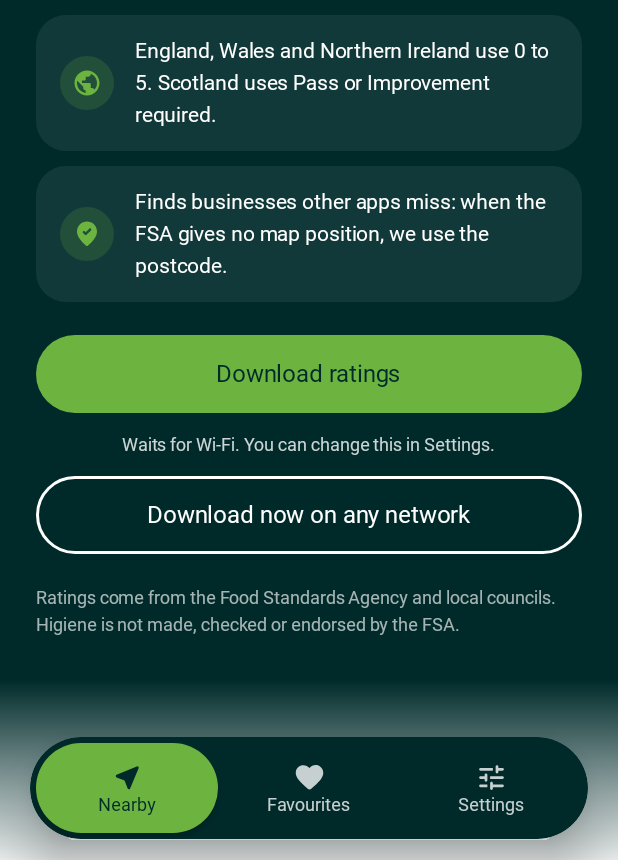
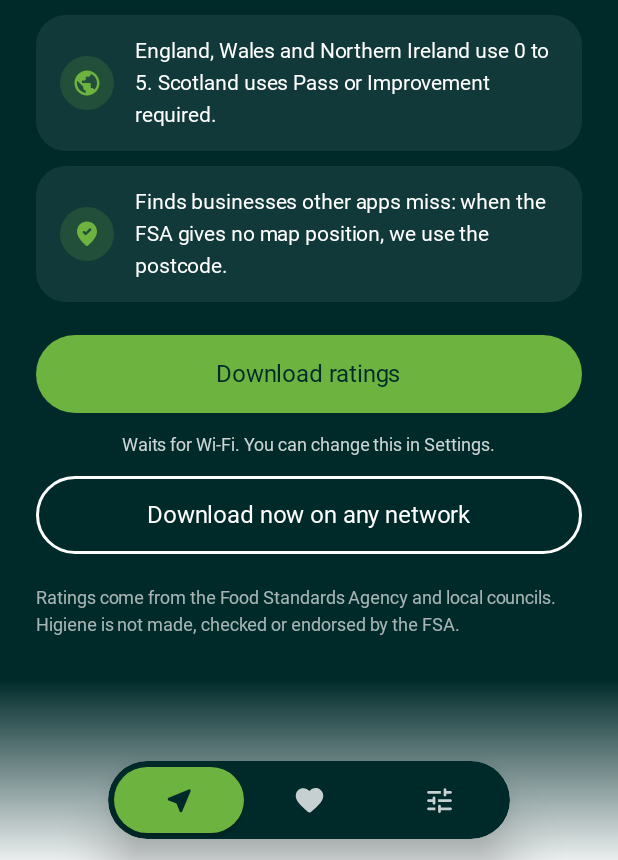
Before and after one commit to Sammeeeeeeee/Higiene, an Android app built with Jetpack Compose: the screen it shows after launch (MainActivity), scrolled down 204 dp, on a phone screen of 412 x 824 dp, the part 376-1236 px from its top. Run offline under Robolectric (Android 15) with nearby library versions, the phone set to English and light mode, and no system bars; libraries missing offline, so code that uses them is left out: coil3.svg; pictures from the network do not load; Roboto replaces fonts that are not available here; 2 statements that could not run were skipped.

Commit message:
v0.4: taps during animations, instant pages, pull to refresh, tuck-away bar
- Taps during animations: back works as soon as a page starts opening
  (it waited for the open animation to finish); page transitions are
  short tweens (260 ms) instead of springs with long tails, so the
  screens let go of touches as soon as they look done; a page that is
  leaving swallows taps instead of pressing buttons that are fading out.
- First tap on a business: the page draws its header, rating and logo at
  once from the list just shown, while the full record loads; reveal
  animations are quicker; a baseline profile asks Android to compile the
  app's code ahead of time.
- Pull to refresh checks the FSA for new ratings (and finds your position
  again when the list follows it). The spinner shows for that pull only;
  on mobile data with Wi-Fi-only set, it says it is waiting for Wi-Fi
  and offers mobile data.
- Scrolling down tucks the navigation pill into a smaller, icon-only one;
  scrolling up brings it back.
- Google card: no "On Google" heading; Google's required "Google Maps"
  credit is a small line at the end. Photo and data credits are smaller.
- Version 0.4.

Co-Authored-By: Claude Opus 5.5 <noreply@anthropic.com>
Claude-Session: https://claude.ai/code/session_011UoHMjk5TMFVx2FrzCfdJj

```diff
--- a/app/build.gradle.kts
+++ b/app/build.gradle.kts
@@ -19,7 +19,7 @@ android {
         minSdk = 26
         targetSdk = 36
         versionCode = 4
-        versionName = "0.3.1"
+        versionName = "0.4"
     }
 
     signingConfigs {
--- /dev/null
+++ b/app/src/main/baseline-prof.txt
@@ -0,0 +1,5 @@
+# Baseline profile: ask Android to compile all of Higiene's own code ahead of time after install
+# (installed by androidx.profileinstaller), so the first tap on a business doesn't wait for the JIT.
+# The Compose and AndroidX libraries ship their own profiles, which are merged in too.
+HSPLio/github/sammeeeeeeee/higiene/**->**(**)**
+Lio/github/sammeeeeeeee/higiene/**;
--- a/app/src/main/java/io/github/sammeeeeeeee/higiene/AppGraph.kt
+++ b/app/src/main/java/io/github/sammeeeeeeee/higiene/AppGraph.kt
@@ -61,6 +61,7 @@ class AppGraph(context: Context) {
     val codePoint = CodePointImporter(db, http, postcodeFile)
     val authorities = Authorities(app, db, http)
     val osm = OsmData(db, http)
+    val recent = io.github.sammeeeeeeee.higiene.data.RecentListings()
     val identity = AppIdentity.of(app)
     val budget = ApiBudget(userDb)
     val google = GoogleClient(http, userDb, budget, identity)
--- a/app/src/main/java/io/github/sammeeeeeeee/higiene/ui/AppNav.kt
+++ b/app/src/main/java/io/github/sammeeeeeeee/higiene/ui/AppNav.kt
@@ -2,6 +2,19 @@ package io.github.sammeeeeeeee.higiene.ui
 
 import androidx.activity.compose.BackHandler
 import androidx.compose.animation.AnimatedVisibility
+import androidx.compose.animation.EnterExitState
+import androidx.compose.animation.core.FastOutSlowInEasing
+import androidx.compose.animation.core.Transition
+import androidx.compose.animation.core.animateDpAsState
+import androidx.compose.runtime.mutableStateOf
+import androidx.compose.runtime.remember
+import androidx.compose.runtime.setValue
+import androidx.compose.ui.geometry.Offset
+import androidx.compose.ui.input.nestedscroll.NestedScrollConnection
+import androidx.compose.ui.input.nestedscroll.NestedScrollSource
+import androidx.compose.ui.input.nestedscroll.nestedScroll
+import androidx.compose.ui.input.pointer.PointerEventPass
+import androidx.compose.ui.input.pointer.pointerInput
 import androidx.compose.animation.AnimatedVisibilityScope
 import androidx.compose.animation.ExperimentalSharedTransitionApi
 import androidx.compose.animation.SharedTransitionLayout
@@ -88,7 +101,8 @@ fun Modifier.sharedElement(key: String): Modifier {
         this@sharedElement.sharedElement(
             rememberSharedContentState(key),
             scope,
-            boundsTransform = { _, _ -> spring(dampingRatio = 0.8f, stiffness = 380f) },
+            // Short tweens, so a transition (which holds touches on the screens involved) ends soon after it looks done.
+            boundsTransform = { _, _ -> tween(TRANSITION_MS, easing = FastOutSlowInEasing) },
         )
     }
 }
@@ -102,6 +116,9 @@ private val tabs = listOf(
 )
 
 private val NAV_HEIGHT = 68.dp
+private val NAV_HEIGHT_COMPACT = 52.dp
+private const val TRANSITION_MS = 260
+private const val SCROLL_SLOP = 4f
 private val NAV_MARGIN = 14.dp
 
 @OptIn(ExperimentalSharedTransitionApi::class)
@@ -124,16 +141,30 @@ fun AppNav(openEstablishment: Long?, onOpenedEstablishment: () -> Unit) {
     val bottomSpace: Dp = if (onTab) NAV_HEIGHT + NAV_MARGIN * 2 + navInset else navInset
 
     Surface(Modifier.fillMaxSize(), color = MaterialTheme.colorScheme.background, contentColor = MaterialTheme.colorScheme.onBackground) {
-    Box(Modifier.fillMaxSize()) {
+    // Scrolling down tucks the navigation pill into a smaller one; scrolling back up brings it back.
+    var navCompact by remember { mutableStateOf(false) }
+    val scrollWatcher = remember {
+        object : NestedScrollConnection {
+            override fun onPostScroll(consumed: Offset, available: Offset, source: NestedScrollSource): Offset {
+                if (consumed.y < -SCROLL_SLOP) navCompact = true else if (consumed.y > SCROLL_SLOP) navCompact = false
+                return Offset.Zero
+            }
+        }
+    }
+    LaunchedEffect(route) { navCompact = false }
+    val navHeight by animateDpAsState(if (navCompact) NAV_HEIGHT_COMPACT else NAV_HEIGHT, spring(dampingRatio = 0.85f, stiffness = 500f), label = "navHeight")
+    val navSide by animateDpAsState(if (navCompact) 72.dp else 20.dp, spring(dampingRatio = 0.85f, stiffness = 500f), label = "navSide")
+
+    Box(Modifier.fillMaxSize().nestedScroll(scrollWatcher)) {
         SharedTransitionLayout {
             CompositionLocalProvider(LocalSharedScope provides this, LocalBottomSpace provides bottomSpace) {
                 NavHost(
                     nav,
                     startDestination = "nearby",
-                    enterTransition = { fadeIn(tween(260)) + slideInHorizontally(spring(dampingRatio = 0.9f, stiffness = 500f, visibilityThreshold = IntOffset.VisibilityThreshold)) { it / 6 } },
-                    exitTransition = { fadeOut(tween(180)) },
-                    popEnterTransition = { fadeIn(tween(260)) + scaleIn(initialScale = 0.96f) },
-                    popExitTransition = { fadeOut(tween(200)) + slideOutHorizontally(spring(dampingRatio = 0.9f, stiffness = 500f, visibilityThreshold = IntOffset.VisibilityThreshold)) { it / 6 } },
+                    enterTransition = { fadeIn(tween(220)) + slideInHorizontally(tween(TRANSITION_MS, easing = FastOutSlowInEasing)) { it / 6 } },
+                    exitTransition = { fadeOut(tween(160)) },
+                    popEnterTransition = { fadeIn(tween(220)) + scaleIn(tween(TRANSITION_MS, easing = FastOutSlowInEasing), initialScale = 0.96f) },
+                    popExitTransition = { fadeOut(tween(180)) + slideOutHorizontally(tween(TRANSITION_MS, easing = FastOutSlowInEasing)) { it / 6 } },
                 ) {
                     val open: (Long) -> Unit = { id -> nav.navigate("detail/$id") }
                     val openAddress: (String) -> Unit = { pc -> nav.navigate("address/$pc") }
@@ -142,9 +173,10 @@ fun AppNav(openEstablishment: Long?, onOpenedEstablishment: () -> Unit) {
                     }
                     tab("favourites") { FavouritesScreen(onOpen = open) }
                     tab("settings") { SettingsScreen(onLicences = { nav.navigate("licences") }) }
-                    // Back only from the resumed screen, so a quick double tap can't pop the start page.
+                    // Back only from the page on top, so a quick double tap can't pop the start page, but
+                    // without waiting for its opening animation to finish.
                     fun back(entry: NavBackStackEntry): () -> Unit = {
-                        if (entry.lifecycle.currentState == Lifecycle.State.RESUMED) nav.popBackStack()
+                        if (nav.currentBackStackEntry?.id == entry.id) nav.popBackStack()
                     }
                     screen("licences") { LicencesScreen(onBack = back(it)) }
                     screen("detail/{id}", listOf(navArgument("id") { type = NavType.LongType })) {
@@ -164,7 +196,7 @@ fun AppNav(openEstablishment: Long?, onOpenedEstablishment: () -> Unit) {
         // instead of the navigation library's own swipe-tracking one. Registered after the NavHost so it
         // takes priority; off on the start page so the system can go home.
         BackHandler(enabled = entry != null && nav.previousBackStackEntry != null) {
-            if (entry?.lifecycle?.currentState == Lifecycle.State.RESUMED) nav.popBackStack()
+            nav.popBackStack()
         }
 
         // Soft fade behind the floating pill so list content doesn't clash with it.
@@ -193,7 +225,8 @@ fun AppNav(openEstablishment: Long?, onOpenedEstablishment: () -> Unit) {
                         restoreState = true
                     }
                 },
-                height = NAV_HEIGHT,
+                height = navHeight,
+                labels = !navCompact,
                 track = if (LocalIsDark.current) Color(0xFF123F3E) else Fsa.Ink,
                 indicator = Fsa.Lime,
                 selectedContent = Fsa.Ink,
@@ -201,7 +234,7 @@ fun AppNav(openEstablishment: Long?, onOpenedEstablishment: () -> Unit) {
                 vertical = true,
                 modifier = Modifier
                     .navigationBarsPadding()
-                    .padding(horizontal = 20.dp, vertical = NAV_MARGIN)
+                    .padding(horizontal = navSide, vertical = NAV_MARGIN)
                     .fillMaxWidth()
                     .shadow(20.dp, CircleShape, ambientColor = Color.Black, spotColor = Color.Black)
                     .border(1.dp, Color.White.copy(alpha = if (LocalIsDark.current) 0.08f else 0f), CircleShape),
@@ -219,12 +252,24 @@ private fun NavGraphBuilder.tab(route: String, content: @Composable () -> Unit)
         popEnterTransition = { fadeIn(tween(220)) },
         popExitTransition = { fadeOut(tween(160)) },
     ) {
-        CompositionLocalProvider(LocalNavScope provides this) { content() }
+        CompositionLocalProvider(LocalNavScope provides this) { Box(Modifier.fillMaxSize().leaving(transition)) { content() } }
     }
 }
 
 private fun NavGraphBuilder.screen(route: String, arguments: List<NamedNavArgument> = emptyList(), content: @Composable (NavBackStackEntry) -> Unit) {
     composable(route, arguments = arguments) { entry ->
-        CompositionLocalProvider(LocalNavScope provides this) { content(entry) }
+        CompositionLocalProvider(LocalNavScope provides this) { Box(Modifier.fillMaxSize().leaving(transition)) { content(entry) } }
     }
 }
+
+/**
+ * A page on its way out still sits over the next one until its animation ends: swallow taps on it
+ * so they can't press buttons that are fading away.
+ */
+private fun Modifier.leaving(transition: Transition<EnterExitState>): Modifier =
+    if (transition.targetState != EnterExitState.PostExit) this
+    else pointerInput(Unit) {
+        awaitPointerEventScope {
+            while (true) awaitPointerEvent(PointerEventPass.Initial).changes.forEach { it.consume() }
+        }
+    }
--- a/app/src/main/java/io/github/sammeeeeeeee/higiene/ui/address/AddressScreen.kt
+++ b/app/src/main/java/io/github/sammeeeeeeee/higiene/ui/address/AddressScreen.kt
@@ -70,6 +70,7 @@ class ListViewModel(app: Application, saved: SavedStateHandle) : AndroidViewMode
                 else -> emptyList()
             }
             fun brand(e: Establishment) = if (s.brandLogos) graph.brands.match(e.name) else null
+            graph.recent.put(list.map { io.github.sammeeeeeeee.higiene.data.RecentListings.Item(it, null, brand(it)) })
             if (pc != null) {
                 list.groupBy { it.siteKey ?: it.address ?: "" }
                     .map { (_, g) -> Site(g.first().address ?: "", g.map { it to brand(it) }) }
--- a/app/src/main/java/io/github/sammeeeeeeee/higiene/ui/components/Hero.kt
+++ b/app/src/main/java/io/github/sammeeeeeeee/higiene/ui/components/Hero.kt
@@ -110,7 +110,7 @@ fun DisplayTitle(text: String, modifier: Modifier = Modifier) {
 fun Reveal(index: Int, modifier: Modifier = Modifier, content: @Composable () -> Unit) {
     val progress = remember { Animatable(0f) }
     LaunchedEffect(Unit) {
-        progress.animateTo(1f, animationSpec = tween(durationMillis = 420, delayMillis = 60 * index.coerceAtMost(8), easing = FastOutSlowInEasing))
+        progress.animateTo(1f, animationSpec = tween(durationMillis = 320, delayMillis = 40 * index.coerceAtMost(8), easing = FastOutSlowInEasing))
     }
     Box(
         modifier.graphicsLayer {
--- a/app/src/main/java/io/github/sammeeeeeeee/higiene/ui/components/Tactile.kt
+++ b/app/src/main/java/io/github/sammeeeeeeee/higiene/ui/components/Tactile.kt
@@ -1,5 +1,10 @@
 package io.github.sammeeeeeeee.higiene.ui.components
 
+import androidx.compose.animation.shrinkVertically
+import androidx.compose.animation.fadeOut
+import androidx.compose.animation.fadeIn
+import androidx.compose.animation.expandVertically
+import androidx.compose.animation.AnimatedVisibility
 import androidx.compose.animation.animateColorAsState
 import androidx.compose.animation.core.Spring
 import androidx.compose.animation.core.animateDpAsState
@@ -97,6 +102,8 @@ fun SegmentedPills(
     selectedContent: Color = Fsa.Ink,
     content: Color = MaterialTheme.colorScheme.onSurface,
     vertical: Boolean = false,
+    /** False shows icons only (with the label read out instead), for a tucked-away pill. */
+    labels: Boolean = true,
 ) {
     val haptics = LocalHapticFeedback.current
     BoxWithConstraints(
@@ -145,8 +152,10 @@ fun SegmentedPills(
                 ) {
                     if (vertical && item.icon != null) {
                         Column(horizontalAlignment = Alignment.CenterHorizontally) {
-                            Icon(item.icon, contentDescription = null, tint = color, modifier = Modifier.size(22.dp))
-                            Text(item.label, color = color, style = MaterialTheme.typography.labelSmall, fontWeight = FontWeight.SemiBold, maxLines = 1)
+                            Icon(item.icon, contentDescription = if (labels) null else item.label, tint = color, modifier = Modifier.size(22.dp))
+                            AnimatedVisibility(labels, enter = fadeIn() + expandVertically(), exit = fadeOut() + shrinkVertically()) {
+                                Text(item.label, color = color, style = MaterialTheme.typography.labelSmall, fontWeight = FontWeight.SemiBold, maxLines = 1)
+                            }
                         }
                     } else {
                         Row(verticalAlignment = Alignment.CenterVertically) {
--- a/app/src/main/java/io/github/sammeeeeeeee/higiene/ui/detail/DetailViewModel.kt
+++ b/app/src/main/java/io/github/sammeeeeeeee/higiene/ui/detail/DetailViewModel.kt
@@ -57,6 +57,10 @@ class DetailViewModel(app: Application, saved: SavedStateHandle) : AndroidViewMo
     val settings: StateFlow<UserSettings> = graph.settings.flow.stateIn(viewModelScope, SharingStarted.Eagerly, UserSettings())
 
     init {
+        // Draw the header and rating at once from the list just shown; the full record follows.
+        graph.recent.get(id)?.let { r ->
+            _state.value = DetailState(loading = false, est = r.est, distanceM = r.distanceM, brand = r.brand, favourite = r.favourite ?: false)
+        }
         viewModelScope.launch {
             graph.repo.version.collect { load() }
         }
--- a/app/src/main/res/values/strings.xml
+++ b/app/src/main/res/values/strings.xml
@@ -242,7 +242,6 @@
     <string name="photo_taken">Image %1$s</string>
     <string name="photo_mapillary_by">Photo: %1$s on Mapillary · CC BY-SA 4.0</string>
     <string name="photo_mapillary">Photo on Mapillary · CC BY-SA 4.0</string>
-    <string name="google_title">On Google</string>
     <plurals name="google_reviews">
         <item quantity="one">%1$s review</item>
         <item quantity="other">%1$s reviews</item>
```
Also changed, not shown: app/src/main/java/io/github/sammeeeeeeee/higiene/data/RecentListings.kt (added, +21 -0 lines), app/src/main/java/io/github/sammeeeeeeee/higiene/ui/detail/DetailScreen.kt (+25 -15 lines), app/src/main/java/io/github/sammeeeeeeee/higiene/ui/favourites/FavouritesScreen.kt (+6 -1 lines), app/src/main/java/io/github/sammeeeeeeee/higiene/ui/nearby/NearbyScreen.kt (+28 -4 lines), app/src/main/java/io/github/sammeeeeeeee/higiene/ui/nearby/NearbyViewModel.kt (+16 -0 lines), 1 other file.
